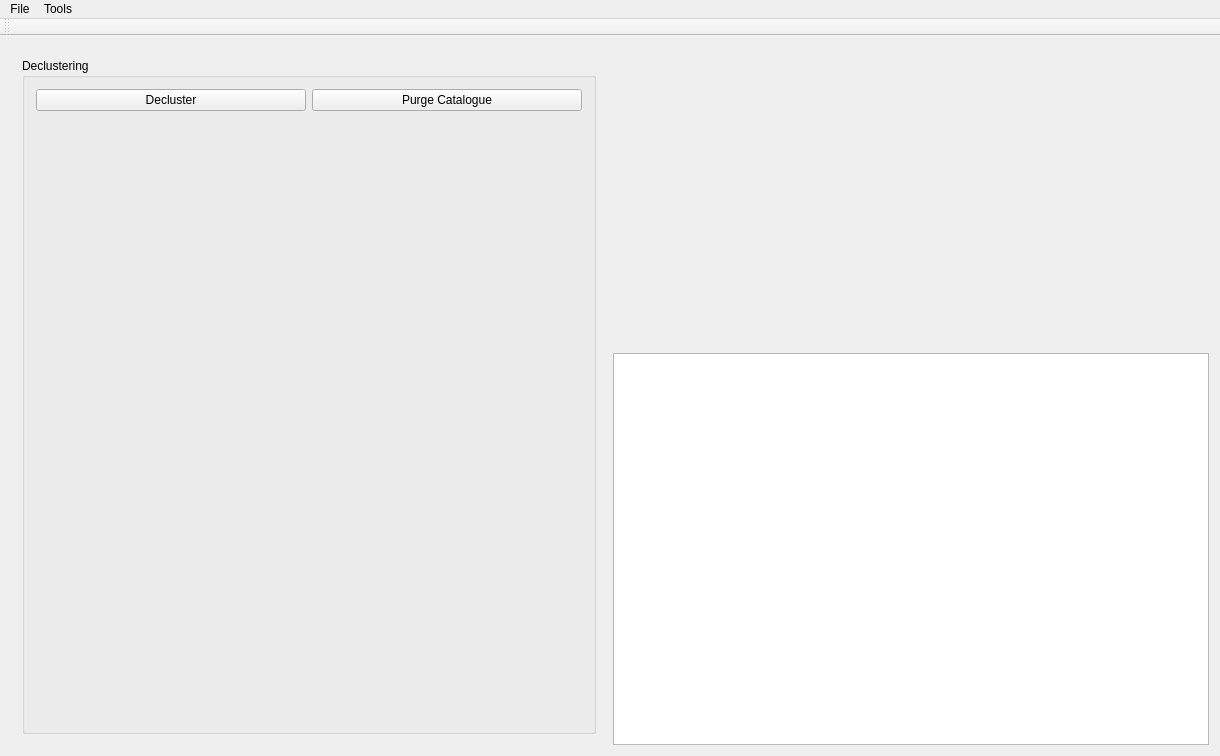
This is hmtk_ui/hmtkwindow.ui in gem/oq-irmt-qgis as Qt 5 draws it before an edit. The edited form follows.
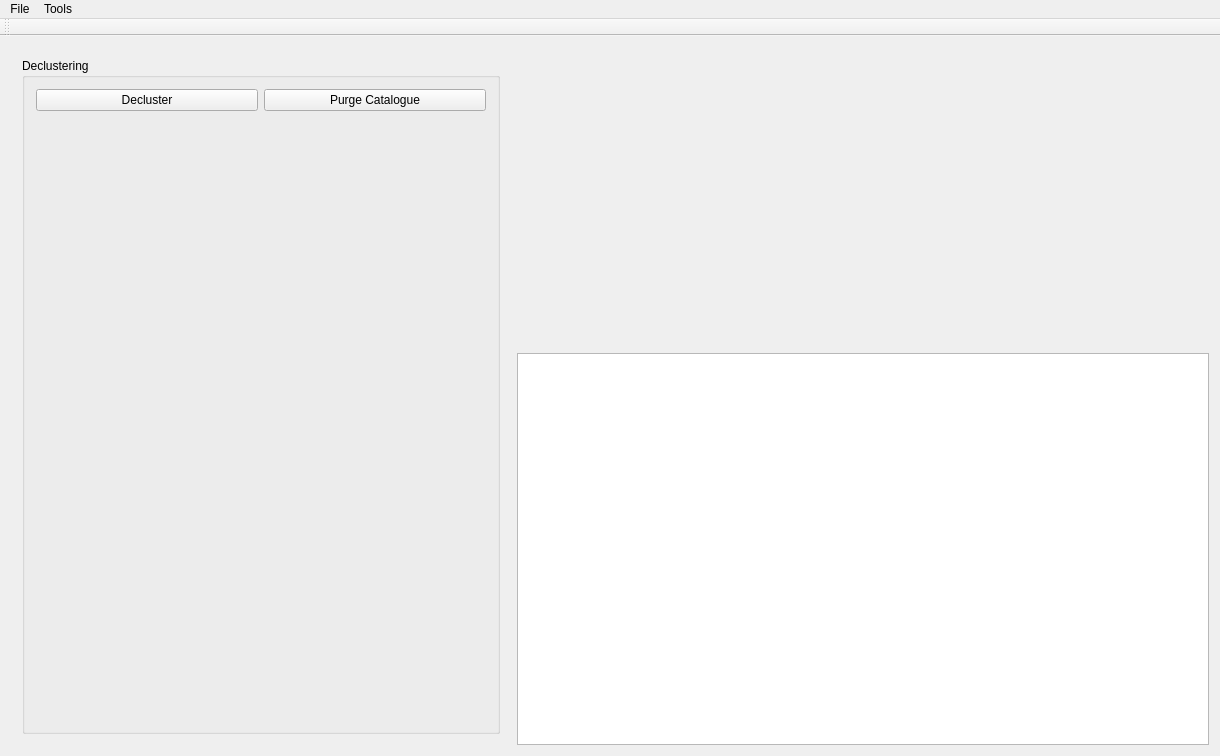
This is the edited form. The open tabs and pages were chosen to show the change. Custom widgets are drawn as their Qt base class.

Commit message: added grid dialog

What changed in the file:
```diff
--- a/hmtk_ui/hmtkwindow.ui
+++ b/hmtk_ui/hmtkwindow.ui
@@ -17,6 +17,12 @@
    <layout class="QHBoxLayout" name="horizontalLayout">
     <item>
      <widget class="QStackedWidget" name="stackedFormWidget">
+      <property name="maximumSize">
+       <size>
+        <width>500</width>
+        <height>16777215</height>
+       </size>
+      </property>
       <property name="currentIndex">
        <number>4</number>
       </property>
```
Left out of the diff: 2 changed lines with no effect on the pictures. The commit also changes 5 other files.
